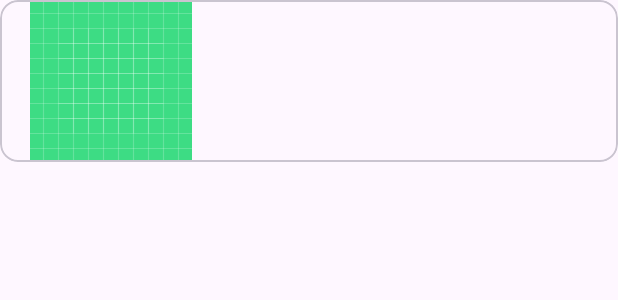
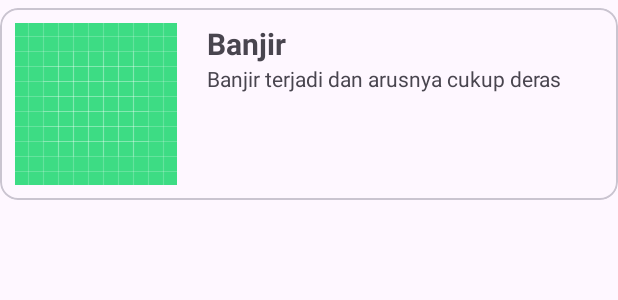
Before and after one commit to GG-3-0-Mobile-Engineering/ME15_ZamzamNurhaman_GG3MEGP0600-PetaBencanaApps, an Android app: the layout card_news.xml on its own in the app's theme, with its tools: preview values and no code run, on a phone screen of 412 x 824 dp. Shown: the top 300 px of the screen. Run offline under Robolectric (Android 15) with nearby library versions, the phone set to English and light mode, and no system bars.

Commit message:
[update] -report layout- add card adapter with list item report

```diff
--- a/app/src/main/res/layout/card_news.xml
+++ b/app/src/main/res/layout/card_news.xml
@@ -1,39 +1,46 @@
 <?xml version="1.0" encoding="utf-8"?>
 <com.google.android.material.card.MaterialCardView xmlns:android="http://schemas.android.com/apk/res/android"
     xmlns:app="http://schemas.android.com/apk/res-auto"
+    xmlns:tools="http://schemas.android.com/tools"
     android:layout_width="match_parent"
-    android:layout_height="wrap_content">
+    android:layout_height="wrap_content"
+    android:layout_marginTop="5dp"
+    android:layout_marginBottom="5dp">
 
     <androidx.constraintlayout.widget.ConstraintLayout
         android:layout_width="wrap_content"
-        android:layout_height="wrap_content">
+        android:layout_height="wrap_content"
+        android:layout_margin="10dp">
 
         <ImageView
             android:id="@+id/news_image"
-            android:layout_width="match_parent"
+            android:layout_width="wrap_content"
             android:layout_height="wrap_content"
             android:scaleType="centerCrop"
             android:src="@drawable/ic_launcher_background"
-            app:layout_constraintEnd_toEndOf="parent"
             app:layout_constraintStart_toStartOf="parent"
-            app:layout_constraintTop_toTopOf="parent" />
+            app:layout_constraintTop_toTopOf="parent"
+            />
 
         <TextView
             android:id="@+id/news_title"
             android:layout_width="wrap_content"
             android:layout_height="wrap_content"
             android:layout_marginStart="20dp"
-            app:layout_constraintEnd_toEndOf="parent"
+            android:textSize="20sp"
+            android:textStyle="bold"
             app:layout_constraintStart_toEndOf="@id/news_image"
-            app:layout_constraintTop_toTopOf="parent" />
+
+            app:layout_constraintTop_toTopOf="parent"
+            tools:text="Banjir" />
 
         <TextView
             android:id="@+id/news_description"
             android:layout_width="wrap_content"
             android:layout_height="wrap_content"
-            android:layout_marginStart="20dp"
-            app:layout_constraintStart_toEndOf="@id/news_image"
-            app:layout_constraintTop_toBottomOf="@id/news_title"/>
+            app:layout_constraintStart_toStartOf="@id/news_title"
+            app:layout_constraintTop_toBottomOf="@id/news_title"
+            tools:text="Banjir terjadi dan arusnya cukup deras" />
 
     </androidx.constraintlayout.widget.ConstraintLayout>
 
```
Also changed, not shown: app/src/main/AndroidManifest.xml (+0 -19 lines), app/src/main/java/com/example/petabencana/MainActivity.kt (+29 -22 lines), app/src/main/res/layout/activity_main.xml (+0 -45 lines), app/src/main/res/layout/bottom_sheet_layout.xml (+9 -5 lines).
